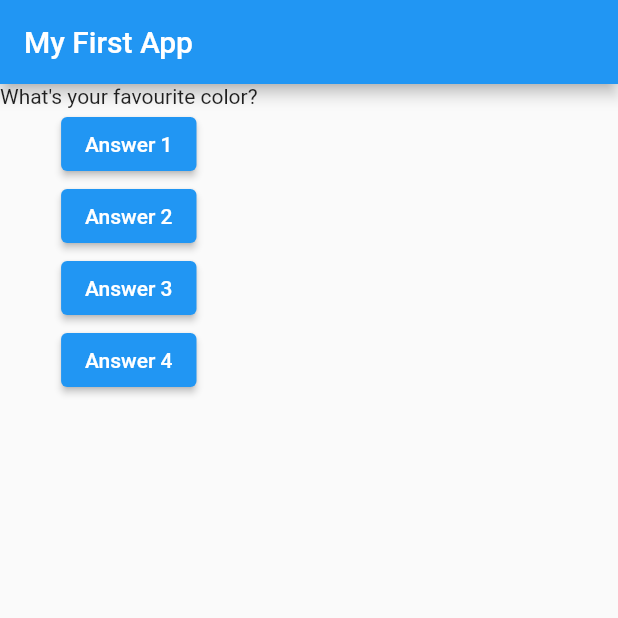
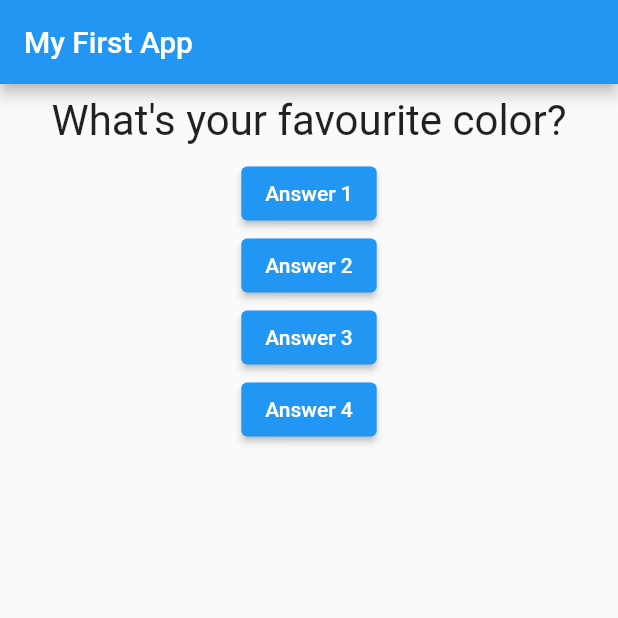
Before and after one commit to iamartyaa/Quiz-App, a Flutter app: the screen it shows after launch, on a phone screen of 412 x 824 dp, the top half of it. Run offline on Flutter 3.47's test engine with Material 2 defaults, Android fonts, the phone set to English and light mode, and no system bars.

Commit message:
minor updates

```diff
--- a/lib/main.dart
+++ b/lib/main.dart
@@ -1,6 +1,8 @@
 // ignore_for_file: avoid_print
 
 import 'package:flutter/material.dart';
+
+import './question.dart';
 
 //void main(){
 //  runApp(const MyApp());
@@ -45,7 +47,7 @@
         ),
         body: Column(
           children: [
-            Text(questions[questionIndex]),
+            Question(questions[questionIndex]),
             ElevatedButton(
               onPressed: answerQuestion,
               child: const Text('Answer 1'),
--- /dev/null
+++ b/lib/question.dart
@@ -0,0 +1,21 @@
+// ignore_for_file: prefer_const_constructors_in_immutables, use_key_in_widget_constructors
+
+import 'package:flutter/material.dart';
+
+class Question extends StatelessWidget {
+  final String questionText;
+  Question(this.questionText);
+
+  @override
+  Widget build(BuildContext context) {
+    return Container(
+      width: double.infinity,
+      margin: const EdgeInsets.all(8.0),
+      child: Text(
+        questionText,
+        style: const TextStyle(fontSize: 28),
+        textAlign: TextAlign.center,
+      ),
+    );
+  }
+}
```
